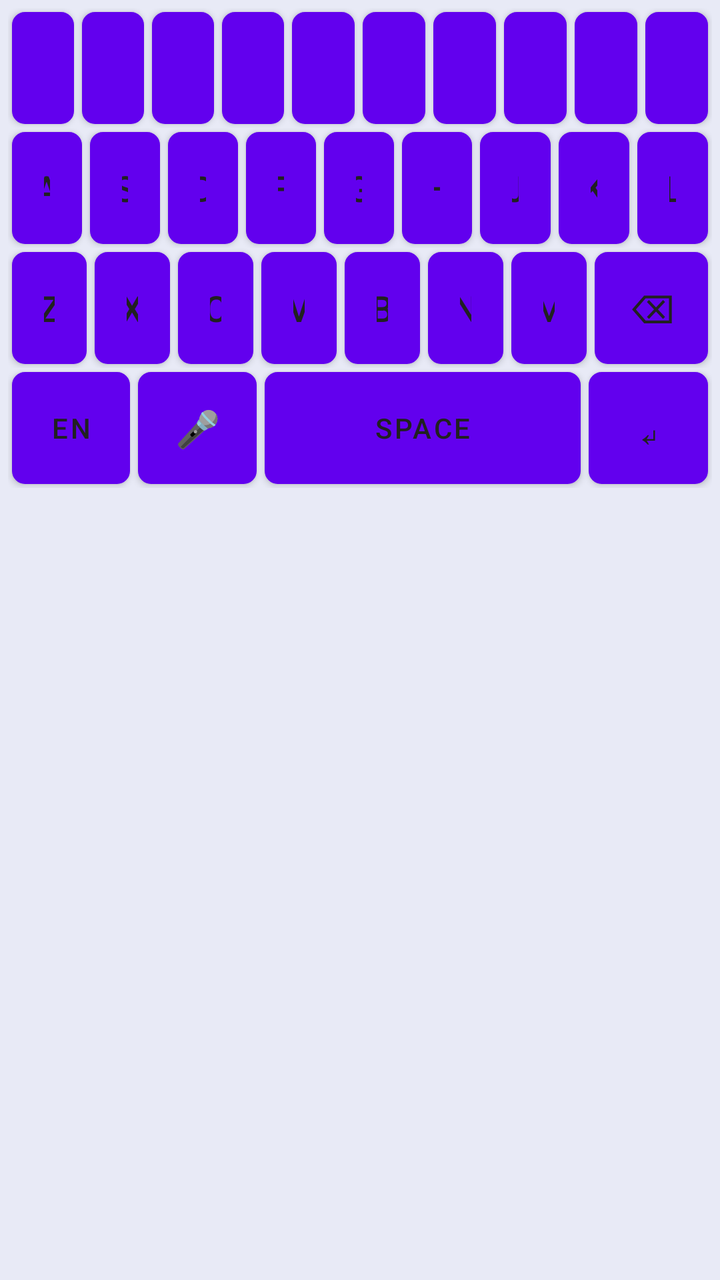
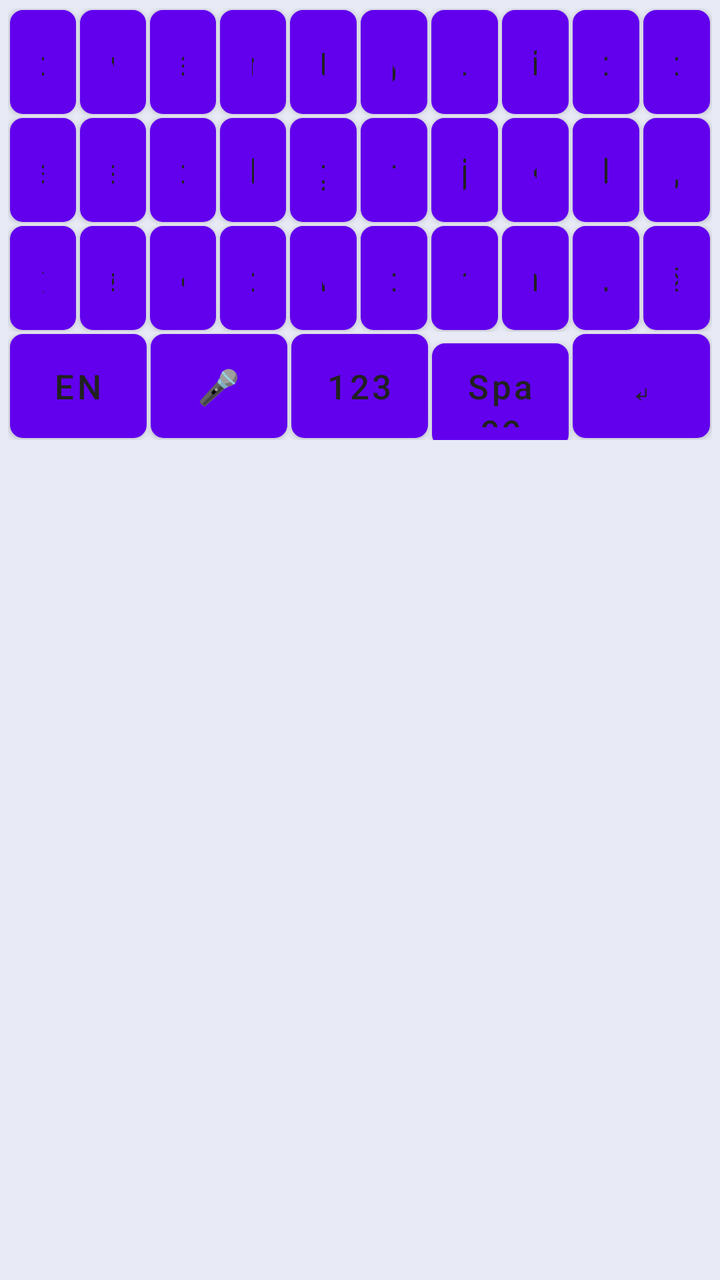

An Android layout rendered at two revisions. The XML below is the earlier revision; the diff shows what the commit changed to produce the second picture.
<!-- AndroidManifest.xml: fallback theme Theme.MaterialComponents.DayNight.NoActionBar -->
<!-- res/layout/keyboard_view.xml -->
<?xml version="1.0" encoding="utf-8"?>
<LinearLayout xmlns:android="http://schemas.android.com/apk/res/android"
    android:layout_width="match_parent"
    android:layout_height="wrap_content"
    android:orientation="vertical"
    android:background="#E8EAF6"
    android:padding="4dp">

    
    <LinearLayout
        android:layout_width="match_parent"
        android:layout_height="wrap_content"
        android:orientation="horizontal"
        android:gravity="center">

        <Button
            android:id="@+id/key_q"
            style="@style/KeyboardButton"
            android:text="Q" />

        <Button
            android:id="@+id/key_w"
            style="@style/KeyboardButton"
            android:text="W" />

        <Button
            android:id="@+id/key_e"
            style="@style/KeyboardButton"
            android:text="E" />

        <Button
            android:id="@+id/key_r"
            style="@style/KeyboardButton"
            android:text="R" />

        <Button
            android:id="@+id/key_t"
            style="@style/KeyboardButton"
            android:text="T" />

        <Button
            android:id="@+id/key_y"
            style="@style/KeyboardButton"
            android:text="Y" />

        <Button
            android:id="@+id/key_u"
            style="@style/KeyboardButton"
            android:text="U" />

        <Button
            android:id="@+id/key_i"
            style="@style/KeyboardButton"
            android:text="I" />

        <Button
            android:id="@+id/key_o"
            style="@style/KeyboardButton"
            android:text="O" />

        <Button
            android:id="@+id/key_p"
            style="@style/KeyboardButton"
            android:text="P" />
    </LinearLayout>

    
    <LinearLayout
        android:layout_width="match_parent"
        android:layout_height="wrap_content"
        android:orientation="horizontal"
        android:gravity="center">

        <Button
            android:id="@+id/key_a"
            style="@style/KeyboardButton"
            android:text="A" />

        <Button
            android:id="@+id/key_s"
            style="@style/KeyboardButton"
            android:text="S" />

        <Button
            android:id="@+id/key_d"
            style="@style/KeyboardButton"
            android:text="D" />

        <Button
            android:id="@+id/key_f"
            style="@style/KeyboardButton"
            android:text="F" />

        <Button
            android:id="@+id/key_g"
            style="@style/KeyboardButton"
            android:text="G" />

        <Button
            android:id="@+id/key_h"
            style="@style/KeyboardButton"
            android:text="H" />

        <Button
            android:id="@+id/key_j"
            style="@style/KeyboardButton"
            android:text="J" />

        <Button
            android:id="@+id/key_k"
            style="@style/KeyboardButton"
            android:text="K" />

        <Button
            android:id="@+id/key_l"
            style="@style/KeyboardButton"
            android:text="L" />
    </LinearLayout>

    
    <LinearLayout
        android:layout_width="match_parent"
        android:layout_height="wrap_content"
        android:orientation="horizontal"
        android:gravity="center">

        <Button
            android:id="@+id/key_z"
            style="@style/KeyboardButton"
            android:text="Z" />

        <Button
            android:id="@+id/key_x"
            style="@style/KeyboardButton"
            android:text="X" />

        <Button
            android:id="@+id/key_c"
            style="@style/KeyboardButton"
            android:text="C" />

        <Button
            android:id="@+id/key_v"
            style="@style/KeyboardButton"
            android:text="V" />

        <Button
            android:id="@+id/key_b"
            style="@style/KeyboardButton"
            android:text="B" />

        <Button
            android:id="@+id/key_n"
            style="@style/KeyboardButton"
            android:text="N" />

        <Button
            android:id="@+id/key_m"
            style="@style/KeyboardButton"
            android:text="M" />

        <Button
            android:id="@+id/key_backspace"
            style="@style/KeyboardButtonWide"
            android:text="⌫"
            android:textSize="20sp" />
    </LinearLayout>

    
    <LinearLayout
        android:layout_width="match_parent"
        android:layout_height="wrap_content"
        android:orientation="horizontal"
        android:gravity="center">

        <Button
            android:id="@+id/key_language"
            style="@style/KeyboardButtonWide"
            android:text="EN"
            android:textSize="14sp" />

        <Button
            android:id="@+id/key_voice"
            style="@style/KeyboardButtonWide"
            android:text="🎤"
            android:textSize="18sp" />

        <Button
            android:id="@+id/key_space"
            style="@style/KeyboardButtonSpace"
            android:text="Space" />

        <Button
            android:id="@+id/key_enter"
            style="@style/KeyboardButtonWide"
            android:text="↵"
            android:textSize="20sp" />
    </LinearLayout>

</LinearLayout>
<!-- resources referenced by this layout -->
<resources>
  <style name="KeyboardButton">
          <item name="android:layout_width">0dp</item>
          <item name="android:layout_height">56dp</item>
          <item name="android:layout_weight">1</item>
          <item name="android:layout_margin">2dp</item>
          <item name="android:background">@drawable/key_background</item>
          <item name="android:textColor">#212121</item>
          <item name="android:textSize">18sp</item>
          <item name="android:textAllCaps">true</item>
          <item name="android:gravity">center</item>
          <item name="android:clickable">true</item>
          <item name="android:focusable">true</item>
      </style>
  <style name="KeyboardButtonSpace" parent="KeyboardButton">
          <item name="android:layout_weight">4</item>
          <item name="android:textSize">14sp</item>
      </style>
  <style name="KeyboardButtonWide" parent="KeyboardButton">
          <item name="android:layout_weight">1.5</item>
      </style>
  <!-- drawable key_background (drawable) -->
  <?xml version="1.0" encoding="utf-8"?>
  <selector xmlns:android="http://schemas.android.com/apk/res/android">
      
      <item android:state_pressed="true">
          <shape android:shape="rectangle">
              <solid android:color="#E0E0E0" />
              <corners android:radius="6dp" />
              <stroke
                  android:width="1dp"
                  android:color="#BDBDBD" />
              <padding
                  android:left="8dp"
                  android:top="8dp"
                  android:right="8dp"
                  android:bottom="8dp" />
          </shape>
      </item>
      
      
      <item>
          <shape android:shape="rectangle">
              <solid android:color="#FFFFFF" />
              <corners android:radius="6dp" />
              <stroke
                  android:width="1dp"
                  android:color="#E0E0E0" />
              <padding
                  android:left="8dp"
                  android:top="8dp"
                  android:right="8dp"
                  android:bottom="8dp" />
          </shape>
      </item>
  </selector>
</resources>

<!-- the commit's change to res/layout/keyboard_view.xml (unified diff, before → after) -->
@@ -2,199 +2,73 @@
 <LinearLayout xmlns:android="http://schemas.android.com/apk/res/android"
     android:layout_width="match_parent"
     android:layout_height="wrap_content"
+    android:background="#E8EAF6"
+    android:clipToPadding="false"
+    android:fitsSystemWindows="true"
     android:orientation="vertical"
-    android:background="#E8EAF6"
     android:padding="4dp">
 
-    
     <LinearLayout
         android:layout_width="match_parent"
         android:layout_height="wrap_content"
-        android:orientation="horizontal"
-        android:gravity="center">
+        android:orientation="horizontal">
 
-        <Button
-            android:id="@+id/key_q"
-            style="@style/KeyboardButton"
-            android:text="Q" />
-
-        <Button
-            android:id="@+id/key_w"
-            style="@style/KeyboardButton"
-            android:text="W" />
-
-        <Button
-            android:id="@+id/key_e"
-            style="@style/KeyboardButton"
-            android:text="E" />
-
-        <Button
-            android:id="@+id/key_r"
-            style="@style/KeyboardButton"
-            android:text="R" />
-
-        <Button
-            android:id="@+id/key_t"
-            style="@style/KeyboardButton"
-            android:text="T" />
-
-        <Button
-            android:id="@+id/key_y"
-            style="@style/KeyboardButton"
-            android:text="Y" />
-
-        <Button
-            android:id="@+id/key_u"
-            style="@style/KeyboardButton"
-            android:text="U" />
-
-        <Button
-            android:id="@+id/key_i"
-            style="@style/KeyboardButton"
-            android:text="I" />
-
-        <Button
-            android:id="@+id/key_o"
-            style="@style/KeyboardButton"
-            android:text="O" />
-
-        <Button
-            android:id="@+id/key_p"
-            style="@style/KeyboardButton"
-            android:text="P" />
+        <Button android:id="@+id/key_q" style="@style/KeyboardButton" android:text="q" />
+        <Button android:id="@+id/key_w" style="@style/KeyboardButton" android:text="w" />
+        <Button android:id="@+id/key_e" style="@style/KeyboardButton" android:text="e" />
+        <Button android:id="@+id/key_r" style="@style/KeyboardButton" android:text="r" />
+        <Button android:id="@+id/key_t" style="@style/KeyboardButton" android:text="t" />
+        <Button android:id="@+id/key_y" style="@style/KeyboardButton" android:text="y" />
+        <Button android:id="@+id/key_u" style="@style/KeyboardButton" android:text="u" />
+        <Button android:id="@+id/key_i" style="@style/KeyboardButton" android:text="i" />
+        <Button android:id="@+id/key_o" style="@style/KeyboardButton" android:text="o" />
+        <Button android:id="@+id/key_p" style="@style/KeyboardButton" android:text="p" />
     </LinearLayout>
 
-    
     <LinearLayout
         android:layout_width="match_parent"
         android:layout_height="wrap_content"
-        android:orientation="horizontal"
-        android:gravity="center">
+        android:orientation="horizontal">
 
-        <Button
-            android:id="@+id/key_a"
-            style="@style/KeyboardButton"
-            android:text="A" />
-
-        <Button
-            android:id="@+id/key_s"
-            style="@style/KeyboardButton"
-            android:text="S" />
-
-        <Button
-            android:id="@+id/key_d"
-            style="@style/KeyboardButton"
-            android:text="D" />
-
-        <Button
-            android:id="@+id/key_f"
-            style="@style/KeyboardButton"
-            android:text="F" />
-
-        <Button
-            android:id="@+id/key_g"
-            style="@style/KeyboardButton"
-            android:text="G" />
-
-        <Button
-            android:id="@+id/key_h"
-            style="@style/KeyboardButton"
-            android:text="H" />
-
-        <Button
-            android:id="@+id/key_j"
-            style="@style/KeyboardButton"
-            android:text="J" />
-
-        <Button
-            android:id="@+id/key_k"
-            style="@style/KeyboardButton"
-            android:text="K" />
-
-        <Button
-            android:id="@+id/key_l"
-            style="@style/KeyboardButton"
-            android:text="L" />
+        <Button android:id="@+id/key_a" style="@style/KeyboardButton" android:text="a" />
+        <Button android:id="@+id/key_s" style="@style/KeyboardButton" android:text="s" />
+        <Button android:id="@+id/key_d" style="@style/KeyboardButton" android:text="d" />
+        <Button android:id="@+id/key_f" style="@style/KeyboardButton" android:text="f" />
+        <Button android:id="@+id/key_g" style="@style/KeyboardButton" android:text="g" />
+        <Button android:id="@+id/key_h" style="@style/KeyboardButton" android:text="h" />
+        <Button android:id="@+id/key_j" style="@style/KeyboardButton" android:text="j" />
+        <Button android:id="@+id/key_k" style="@style/KeyboardButton" android:text="k" />
+        <Button android:id="@+id/key_l" style="@style/KeyboardButton" android:text="l" />
+        <Button android:id="@+id/key_comma" style="@style/KeyboardButton" android:text="," />
     </LinearLayout>
 
-    
     <LinearLayout
         android:layout_width="match_parent"
         android:layout_height="wrap_content"
-        android:orientation="horizontal"
-        android:gravity="center">
+        android:orientation="horizontal">
 
-        <Button
-            android:id="@+id/key_z"
-            style="@style/KeyboardButton"
-            android:text="Z" />
-
-        <Button
-            android:id="@+id/key_x"
-            style="@style/KeyboardButton"
-            android:text="X" />
-
-        <Button
-            android:id="@+id/key_c"
-            style="@style/KeyboardButton"
-            android:text="C" />
-
-        <Button
-            android:id="@+id/key_v"
-            style="@style/KeyboardButton"
-            android:text="V" />
-
-        <Button
-            android:id="@+id/key_b"
-            style="@style/KeyboardButton"
-            android:text="B" />
-
-        <Button
-            android:id="@+id/key_n"
-            style="@style/KeyboardButton"
-            android:text="N" />
-
-        <Button
-            android:id="@+id/key_m"
-            style="@style/KeyboardButton"
-            android:text="M" />
-
-        <Button
-            android:id="@+id/key_backspace"
-            style="@style/KeyboardButtonWide"
-            android:text="⌫"
-            android:textSize="20sp" />
+        <Button android:id="@+id/key_shift" style="@style/KeyboardButton" android:text="⇧" />
+        <Button android:id="@+id/key_z" style="@style/KeyboardButton" android:text="z" />
+        <Button android:id="@+id/key_x" style="@style/KeyboardButton" android:text="x" />
+        <Button android:id="@+id/key_c" style="@style/KeyboardButton" android:text="c" />
+        <Button android:id="@+id/key_v" style="@style/KeyboardButton" android:text="v" />
+        <Button android:id="@+id/key_b" style="@style/KeyboardButton" android:text="b" />
+        <Button android:id="@+id/key_n" style="@style/KeyboardButton" android:text="n" />
+        <Button android:id="@+id/key_m" style="@style/KeyboardButton" android:text="m" />
+        <Button android:id="@+id/key_dot" style="@style/KeyboardButton" android:text="." />
+        <Button android:id="@+id/key_backspace" style="@style/KeyboardButton" android:text="⌫" />
     </LinearLayout>
 
-    
     <LinearLayout
         android:layout_width="match_parent"
         android:layout_height="wrap_content"
-        android:orientation="horizontal"
-        android:gravity="center">
+        android:orientation="horizontal">
 
-        <Button
-            android:id="@+id/key_language"
-            style="@style/KeyboardButtonWide"
-            android:text="EN"
-            android:textSize="14sp" />
-
-        <Button
-            android:id="@+id/key_voice"
-            style="@style/KeyboardButtonWide"
-            android:text="🎤"
-            android:textSize="18sp" />
-
-        <Button
-            android:id="@+id/key_space"
-            style="@style/KeyboardButtonSpace"
-            android:text="Space" />
-
-        <Button
-            android:id="@+id/key_enter"
-            style="@style/KeyboardButtonWide"
-            android:text="↵"
-            android:textSize="20sp" />
+        <Button android:id="@+id/key_language" style="@style/KeyboardButton" android:text="EN" />
+        <Button android:id="@+id/key_voice" style="@style/KeyboardButton" android:text="🎤" />
+        <Button android:id="@+id/key_symbols" style="@style/KeyboardButton" android:text="123" />
+        <Button android:id="@+id/key_space" style="@style/KeyboardButton" android:text="Space" />
+        <Button android:id="@+id/key_enter" style="@style/KeyboardButton" android:text="↵" />
     </LinearLayout>
 
 </LinearLayout>
<!-- resource entries referenced after the edit -->
@@ -2,23 +2,16 @@
 <resources>
   <style name="KeyboardButton">
           <item name="android:layout_width">0dp</item>
-          <item name="android:layout_height">56dp</item>
+          <item name="android:layout_height">52dp</item>
           <item name="android:layout_weight">1</item>
-          <item name="android:layout_margin">2dp</item>
+          <item name="android:layout_margin">1dp</item>
           <item name="android:background">@drawable/key_background</item>
           <item name="android:textColor">#212121</item>
-          <item name="android:textSize">18sp</item>
-          <item name="android:textAllCaps">true</item>
+          <item name="android:textSize">17sp</item>
+          <item name="android:textAllCaps">false</item>
           <item name="android:gravity">center</item>
           <item name="android:clickable">true</item>
           <item name="android:focusable">true</item>
-      </style>
-  <style name="KeyboardButtonSpace" parent="KeyboardButton">
-          <item name="android:layout_weight">4</item>
-          <item name="android:textSize">14sp</item>
-      </style>
-  <style name="KeyboardButtonWide" parent="KeyboardButton">
-          <item name="android:layout_weight">1.5</item>
       </style>
   <!-- drawable key_background (drawable) -->
   <?xml version="1.0" encoding="utf-8"?>
